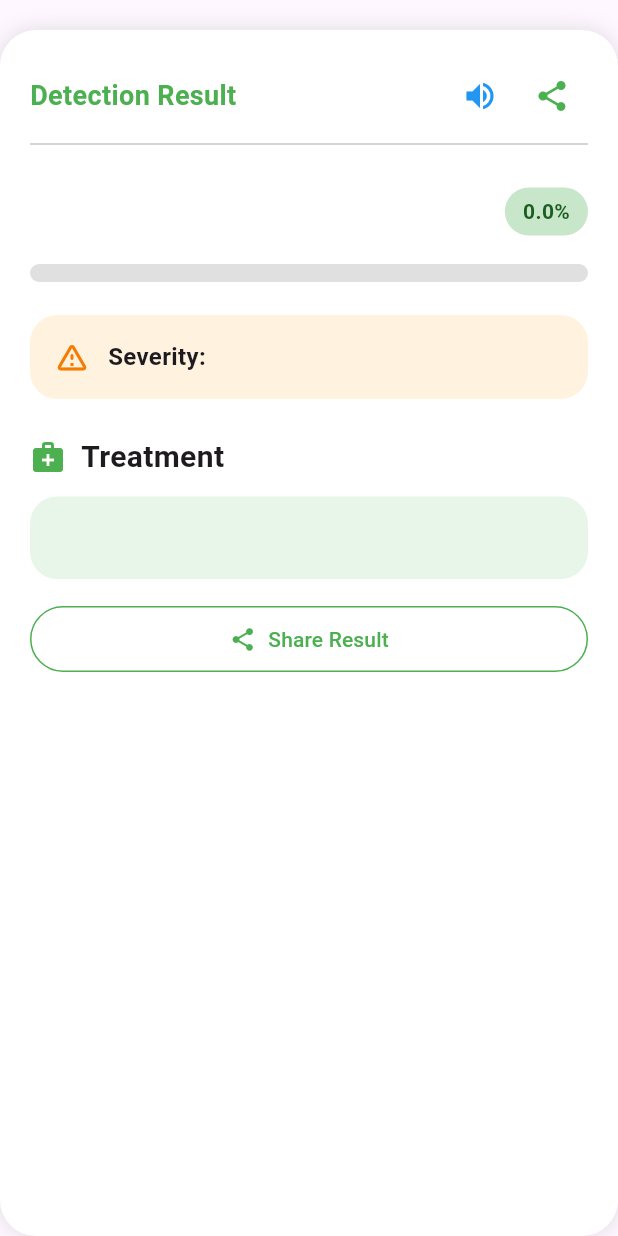
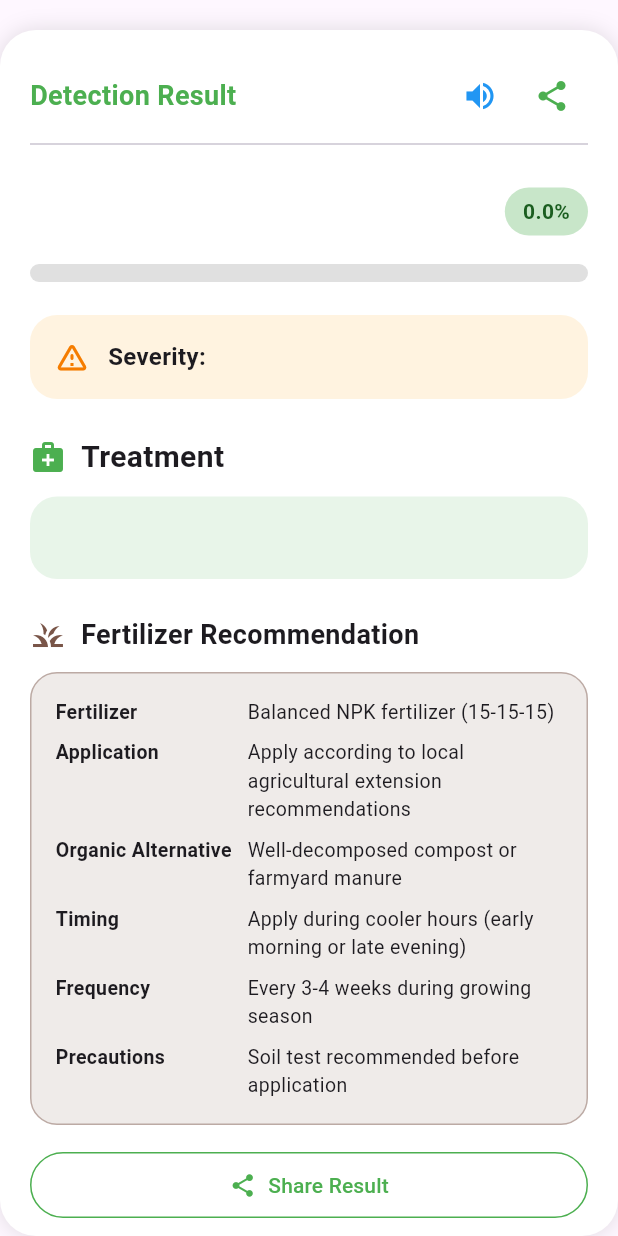
Before and after one commit to Eyerusalem24/flutter-crop-disease-app, a Flutter app: the ResultCard widget shown alone on an empty page, opened directly with empty values, after a tap on the "volume up" icon, on a phone screen of 412 x 824 dp. Run offline on Flutter 3.47's test engine with Material 3 defaults, Android fonts, the light colour scheme and no system bars; our stand-ins replace camera, cross_file, csv, fl_chart, flutter_tts, image_picker and 5 more; accounts and stored records are empty.

Commit message:
feat: Add fertilizer recommendations for all diseases
- Add FertilizerService with disease-specific recommendations
- Include organic alternatives for farmers
- Add application timing, frequency, and precautions
- Support both English and Amharic translations
- Update ResultCard to display fertilizer info
- Update TTS to read fertilizer recommendations
- Update share functionality with fertilizer data

```diff
--- a/frontend/lib/pages/detection_page.dart
+++ b/frontend/lib/pages/detection_page.dart
@@ -231,14 +231,12 @@ class _DetectionPageState extends State<DetectionPage>
   String _getSeverityLabel(String disease, double confidence) {
     final isAmharic = TranslationService.isAmharic;
 
-  // For healthy plants, severity should be low/none
     if (disease == 'Healthy' || disease == 'ጤናማ') {
       if (confidence >= 90) return isAmharic ? 'የለም' : 'None';
       if (confidence >= 70) return isAmharic ? 'ትንሽ' : 'Low';
       return isAmharic ? 'ትንሽ' : 'Mild';
     }
 
-  // For diseased plants
     if (confidence >= 90) return isAmharic ? 'ከባድ' : 'Severe';
     if (confidence >= 70) return isAmharic ? 'መካከለኛ' : 'Moderate';
     if (confidence >= 50) return isAmharic ? 'ከፍተኛ' : 'High';
@@ -631,6 +629,7 @@ class _DetectionPageState extends State<DetectionPage>
                               ),
                             if (hasResult && !_processing)
                               ResultCard(
+                                key: ValueKey('result_${_resultDisease}_${_resultConfidence.toStringAsFixed(1)}'),
                                 disease: _resultDisease,
                                 confidence: _resultConfidence,
                                 treatment: _resultTreatment,
--- /dev/null
+++ b/frontend/lib/services/fertilizer_service.dart
@@ -0,0 +1,114 @@
+import 'package:shared_preferences/shared_preferences.dart';
+import 'translation_service.dart';
+
+class FertilizerService {
+  // Fertilizer recommendations database
+  static final Map<String, Map<String, String>> _fertilizerDB = {
+    // Maize Diseases
+    'Gray Leaf Spot': {
+      'fertilizer_en': 'NPK 20-10-10',
+      'fertilizer_am': 'NPK 20-10-10',
+      'application_en': 'Apply 150 kg/ha at planting, then 100 kg/ha after 30 days',
+      'application_am': 'በሚተከልበት ጊዜ 150 ኪ.ግ/ሄክታር፣ ከ30 ቀናት በኋላ 100 ኪ.ግ/ሄክታር',
+      'organic_en': 'Compost + Wood Ash (2:1 ratio)',
+      'organic_am': 'ኮምፖስት + እንጨት አመድ (2:1 ጥምርታ)',
+      'timing_en': 'Apply during early morning or evening',
+      'timing_am': 'ማለዳ ወይም ማታ ላይ ይጠቀሙ',
+      'frequency_en': 'Every 2 weeks during growing season',
+      'frequency_am': 'በእድገት ወቅት በየ2 ሳምንቱ',
+      'precautions_en': 'Avoid nitrogen-rich fertilizers as they can worsen the disease',
+      'precautions_am': 'ናይትሮጅን የበዛባቸው ማዳበሪያዎችን ያስወግዱ',
+    },
+    'Common Rust': {
+      'fertilizer_en': 'NPK 15-15-15',
+      'fertilizer_am': 'NPK 15-15-15',
+      'application_en': 'Apply 120 kg/ha at planting, side dress after 4 weeks',
+      'application_am': 'በሚተከልበት ጊዜ 120 ኪ.ግ/ሄክታር፣ ከ4 ሳምንት በኋላ እንደገና',
+      'organic_en': 'Neem cake + Vermicompost',
+      'organic_am': 'ኒም ኬክ + ቬርሚኮምፖስት',
+      'timing_en': 'Apply after weeding, before flowering',
+      'timing_am': 'አረም ካጠፉ በኋላ፣ አበባ ከመውጣቱ በፊት',
+      'frequency_en': 'Apply twice: at planting and at 30 days',
+      'frequency_am': 'ሁለት ጊዜ: በሚተከልበት እና በ30ኛ ቀን',
+      'precautions_en': 'Ensure balanced nutrition to strengthen plant immunity',
+      'precautions_am': 'የተመጣጠነ አመጋገብ ለሰብል በሽታ መከላከያ',
+    },
+    'Northern Leaf Blight': {
+      'fertilizer_en': 'NPK 10-20-20',
+      'fertilizer_am': 'NPK 10-20-20',
+      'application_en': 'Apply 180 kg/ha, focus on phosphorus and potassium',
+      'application_am': '180 ኪ.ግ/ሄክታር፣ ፎስፈረስ እና ፖታስየም ላይ ትኩረት ያድርጉ',
+      'organic_en': 'Bone meal + Potash + Compost',
+      'organic_am': 'የአጥንት ዱቄት + ፖታሽ + ኮምፖስት',
+      'timing_en': 'Apply before rainy season starts',
+      'timing_am': 'የዝናብ ወቅት ከመጀመሩ በፊት',
+      'frequency_en': 'Single deep application',
+      'frequency_am': 'አንድ ጥልቅ አፕሊኬሽን',
+      'precautions_en': 'Avoid foliar feeding as it spreads the disease',
+      'precautions_am': 'በቅጠል ላይ ማዳበሪያ ማድረግን ያስወግዱ',
+    },
+    'Healthy': {
+      'fertilizer_en': 'NPK 20-10-10 (maintenance)',
+      'fertilizer_am': 'NPK 20-10-10 (ለጥገና)',
+      'application_en': 'Apply 100 kg/ha every 45 days',
+      'application_am': 'በየ45 ቀን 100 ኪ.ግ/ሄክታር',
+      'organic_en': 'Compost tea + Mulch',
+      'organic_am': 'ኮምፖስት ሻይ + ሙልች',
+      'timing_en': 'Regular schedule every 6 weeks',
+      'timing_am': 'በየ6 ሳምንቱ መደበኛ መርሃ ግብር',
+      'frequency_en': '3-4 times per growing season',
+      'frequency_am': 'በእድገት ወቅት 3-4 ጊዜ',
+      'precautions_en': 'Maintain regular schedule for optimal health',
+      'precautions_am': 'ለተሻለ ጤና መደበኛ መርሃ ግብር ይከተሉ',
+    },
+  };
+
+  static Map<String, dynamic> getFertilizerRecommendation(String disease, String language) {
+    final diseaseKey = _getMatchingDiseaseKey(disease);
+
+    if (_fertilizerDB.containsKey(diseaseKey)) {
+      final data = _fertilizerDB[diseaseKey]!;
+      return {
+        'fertilizer': language == 'am' ? data['fertilizer_am'] : data['fertilizer_en'],
+        'application': language == 'am' ? data['application_am'] : data['application_en'],
+        'organic_alternative': language == 'am' ? data['organic_am'] : data['organic_en'],
+        'timing': language == 'am' ? data['timing_am'] : data['timing_en'],
+        'frequency': language == 'am' ? data['frequency_am'] : data['frequency_en'],
+        'precautions': language == 'am' ? data['precautions_am'] : data['precautions_en'],
+      };
+    }
+
+    // Generic recommendation
+    return {
+      'fertilizer': language == 'am' ? 'የተመጣጠነ NPK ማዳበሪያ (15-15-15)' : 'Balanced NPK fertilizer (15-15-15)',
+      'application': language == 'am'
+          ? 'በአካባቢዎ ግብርና ባለሙያ መሰረት ይጠቀሙ'
+          : 'Apply according to local agricultural extension recommendations',
+      'organic_alternative': language == 'am'
+          ? 'በደንብ የበሰበሰ ኮምፖስት ወይም ፋርማርድ ማዳበሪያ'
+          : 'Well-decomposed compost or farmyard manure',
+      'timing': language == 'am'
+          ? 'በቀዝቃዛ ሰዓታት (ማለዳ ወይም ማታ)'
+          : 'Apply during cooler hours (early morning or late evening)',
+      'frequency': language == 'am'
+          ? 'በእድገት ወቅት በየ3-4 ሳምንቱ'
+          : 'Every 3-4 weeks during growing season',
+      'precautions': language == 'am'
+          ? 'ከመጠቀምዎ በፊት የአፈር ምርመራ ይመከራል'
+          : 'Soil test recommended before application',
+    };
+  }
+
+  static String _getMatchingDiseaseKey(String disease) {
+    // Try exact match
+    if (_fertilizerDB.containsKey(disease)) return disease;
+
+    // Try to match by keywords
+    if (disease.contains('Gray') || disease.contains('Cercospora')) return 'Gray Leaf Spot';
+    if (disease.contains('Rust')) return 'Common Rust';
+    if (disease.contains('Northern') || disease.contains('Blight')) return 'Northern Leaf Blight';
+    if (disease.contains('Healthy')) return 'Healthy';
+
+    return disease;
+  }
+}
--- a/frontend/lib/widgets/result_card.dart
+++ b/frontend/lib/widgets/result_card.dart
@@ -3,6 +3,7 @@ import 'package:flutter/material.dart';
 import 'package:share_plus/share_plus.dart';
 import '../services/device_tts_service.dart';
 import '../services/translation_service.dart';
+import '../services/fertilizer_service.dart';
 
 class ResultCard extends StatelessWidget {
   final String disease;
@@ -23,6 +24,9 @@ class ResultCard extends StatelessWidget {
   });
 
   void _shareResult(BuildContext context) {
+    final isAmharic = TranslationService.isAmharic;
+    final fertilizerRec = FertilizerService.getFertilizerRecommendation(disease, isAmharic ? 'am' : 'en');
+
     final String shareText = '''
 🌾 CROP DISEASE DETECTION RESULT
 ━━━━━━━━━━━━━━━━━━━━━━━━━━━━━━━━
@@ -33,6 +37,14 @@ class ResultCard extends StatelessWidget {
 
 💊 Treatment:
 $treatment
+
+🌱 FERTILIZER RECOMMENDATION:
+📌 Fertilizer: ${fertilizerRec['fertilizer']}
+📌 Application: ${fertilizerRec['application']}
+📌 Organic Alternative: ${fertilizerRec['organic_alternative']}
+📌 Timing: ${fertilizerRec['timing']}
+📌 Frequency: ${fertilizerRec['frequency']}
+📌 Precautions: ${fertilizerRec['precautions']}
 
 ${geminiAdvice != null && geminiAdvice!.isNotEmpty ? '🤖 AI Expert Advice:\n$geminiAdvice\n' : ''}
 ━━━━━━━━━━━━━━━━━━━━━━━━━━━━━━━━
@@ -47,14 +59,32 @@ ${geminiAdvice != null && geminiAdvice!.isNotEmpty ? '🤖 AI Expert Advice:\n$g
     final tts = DeviceTTSService();
     await tts.init();
 
-    await tts.speakResult(
-      {
-        'disease': disease,
-        'confidence': confidence.toStringAsFixed(1),
-        'treatment': treatment,
-      },
-      isAmharic ? 'am' : 'en',
-    );
+    // Get fertilizer recommendation
+    final fertilizerRec = FertilizerService.getFertilizerRecommendation(disease, isAmharic ? 'am' : 'en');
+
+    final fullText = isAmharic
+        ? 'የበሽታ ውጤት። '
+            'በሽታ፦ $disease። '
+            'እምነት፦ ${confidence.toStringAsFixed(1)} በመቶ። '
+            'ህክምና፦ $treatment። '
+            'ማዳበሪያ ምክር፦ ${fertilizerRec['fertilizer']}። '
+            'አፕሊኬሽን፦ ${fertilizerRec['application']}። '
+            'ኦርጋኒክ አማራጭ፦ ${fertilizerRec['organic_alternative']}። '
+            'ጊዜ፦ ${fertilizerRec['timing']}። '
+            'ድግግሞሽ፦ ${fertilizerRec['frequency']}። '
+            'ጥንቃቄዎች፦ ${fertilizerRec['precautions']}።'
+        : 'Detection result. '
+            'Disease: $disease. '
+            'Confidence: ${confidence.toStringAsFixed(1)} percent. '
+            'Treatment: $treatment. '
+            'Fertilizer: ${fertilizerRec['fertilizer']}. '
+            'Application: ${fertilizerRec['application']}. '
+            'Organic alternative: ${fertilizerRec['organic_alternative']}. '
+            'Timing: ${fertilizerRec['timing']}. '
+            'Frequency: ${fertilizerRec['frequency']}. '
+            'Precautions: ${fertilizerRec['precautions']}.';
+
+    await tts.speak(fullText, language: isAmharic ? 'am' : 'en');
   }
 
   @override
@@ -62,6 +92,7 @@ ${geminiAdvice != null && geminiAdvice!.isNotEmpty ? '🤖 AI Expert Advice:\n$g
     final hasImage = imagePath.isNotEmpty;
     final hasGeminiAdvice = geminiAdvice != null && geminiAdvice!.isNotEmpty;
     final isAmharic = TranslationService.isAmharic;
+    final fertilizerRec = FertilizerService.getFertilizerRecommendation(disease, isAmharic ? 'am' : 'en');
 
     return Container(
       width: double.infinity,
@@ -94,13 +125,11 @@ ${geminiAdvice != null && geminiAdvice!.isNotEmpty ? '🤖 AI Expert Advice:\n$g
               ),
               Row(
                 children: [
-                  // Speaker button for voice output
                   IconButton(
                     onPressed: () => _speakResult(context),
                     icon: const Icon(Icons.volume_up, color: Colors.blue),
                     tooltip: isAmharic ? 'ውጤቱን ያንብቡ' : 'Read Result Aloud',
                   ),
-                  // Share button
                   IconButton(
                     onPressed: () => _shareResult(context),
                     icon: const Icon(Icons.share, color: Colors.green),
@@ -198,6 +227,7 @@ ${geminiAdvice != null && geminiAdvice!.isNotEmpty ? '🤖 AI Expert Advice:\n$g
 
           const SizedBox(height: 24),
 
+          // Treatment Section
           Row(
             children: [
               Icon(
@@ -214,9 +244,7 @@ ${geminiAdvice != null && geminiAdvice!.isNotEmpty ? '🤖 AI Expert Advice:\n$g
               ),
             ],
           ),
-
           const SizedBox(height: 12),
-
           Container(
             width: double.infinity,
             padding: const EdgeInsets.all(16),
@@ -233,6 +261,51 @@ ${geminiAdvice != null && geminiAdvice!.isNotEmpty ? '🤖 AI Expert Advice:\n$g
             ),
           ),
 
+          // Fertilizer Recommendation Section
+          const SizedBox(height: 24),
+          Row(
+            children: [
+              Icon(
+                Icons.grass,
+                color: Colors.brown,
+              ),
+              const SizedBox(width: 10),
+              Text(
+                isAmharic ? 'የማዳበሪያ ምክር' : 'Fertilizer Recommendation',
+                style: const TextStyle(
+                  fontWeight: FontWeight.bold,
+                  fontSize: 18,
+                ),
+              ),
+            ],
+          ),
+          const SizedBox(height: 12),
+          Container(
+            width: double.infinity,
+            padding: const EdgeInsets.all(16),
+            decoration: BoxDecoration(
+              color: Colors.brown.shade50,
+              borderRadius: BorderRadius.circular(18),
+              border: Border.all(color: Colors.brown.shade200),
+            ),
+            child: Column(
+              crossAxisAlignment: CrossAxisAlignment.start,
+              children: [
+                _buildFertilizerRow(isAmharic ? 'ማዳበሪያ' : 'Fertilizer', fertilizerRec['fertilizer']),
+                const SizedBox(height: 8),
+                _buildFertilizerRow(isAmharic ? 'አፕሊኬሽን' : 'Application', fertilizerRec['application']),
+                const SizedBox(height: 8),
+                _buildFertilizerRow(isAmharic ? 'ኦርጋኒክ አማራጭ' : 'Organic Alternative', fertilizerRec['organic_alternative']),
+                const SizedBox(height: 8),
+                _buildFertilizerRow(isAmharic ? 'ጊዜ' : 'Timing', fertilizerRec['timing']),
+                const SizedBox(height: 8),
+                _buildFertilizerRow(isAmharic ? 'ድግግሞሽ' : 'Frequency', fertilizerRec['frequency']),
+                const SizedBox(height: 8),
+                _buildFertilizerRow(isAmharic ? 'ጥንቃቄዎች' : 'Precautions', fertilizerRec['precautions']),
+              ],
+            ),
+          ),
+
           // GEMINI AI ADVICE SECTION
           if (hasGeminiAdvice) ...[
             const SizedBox(height: 24),
@@ -243,9 +316,9 @@ ${geminiAdvice != null && geminiAdvice!.isNotEmpty ? '🤖 AI Expert Advice:\n$g
                   color: Colors.purple,
                 ),
                 const SizedBox(width: 10),
-                const Text(
-                  'AI Expert Advice',
-                  style: TextStyle(
+                Text(
+                  isAmharic ? 'AI የባለሙያ ምክር' : 'AI Expert Advice',
+                  style: const TextStyle(
                     fontWeight: FontWeight.bold,
                     fontSize: 20,
                     color: Colors.purple,
@@ -274,7 +347,6 @@ ${geminiAdvice != null && geminiAdvice!.isNotEmpty ? '🤖 AI Expert Advice:\n$g
 
           const SizedBox(height: 16),
 
-          // Share Button at bottom
           SizedBox(
             width: double.infinity,
             child: OutlinedButton.icon(
@@ -295,4 +367,31 @@ ${geminiAdvice != null && geminiAdvice!.isNotEmpty ? '🤖 AI Expert Advice:\n$g
       ),
     );
   }
+
+  Widget _buildFertilizerRow(String label, String value) {
+    return Row(
+      crossAxisAlignment: CrossAxisAlignment.start,
+      children: [
+        SizedBox(
+          width: 120,
+          child: Text(
+            label,
+            style: const TextStyle(
+              fontWeight: FontWeight.bold,
+              fontSize: 13,
+            ),
+          ),
+        ),
+        const SizedBox(width: 8),
+        Expanded(
+          child: Text(
+            value,
+            style: const TextStyle(
+              fontSize: 13,
+            ),
+          ),
+        ),
+      ],
+    );
+  }
 }
```
Lines whose indentation alone changed are shown as unchanged.
